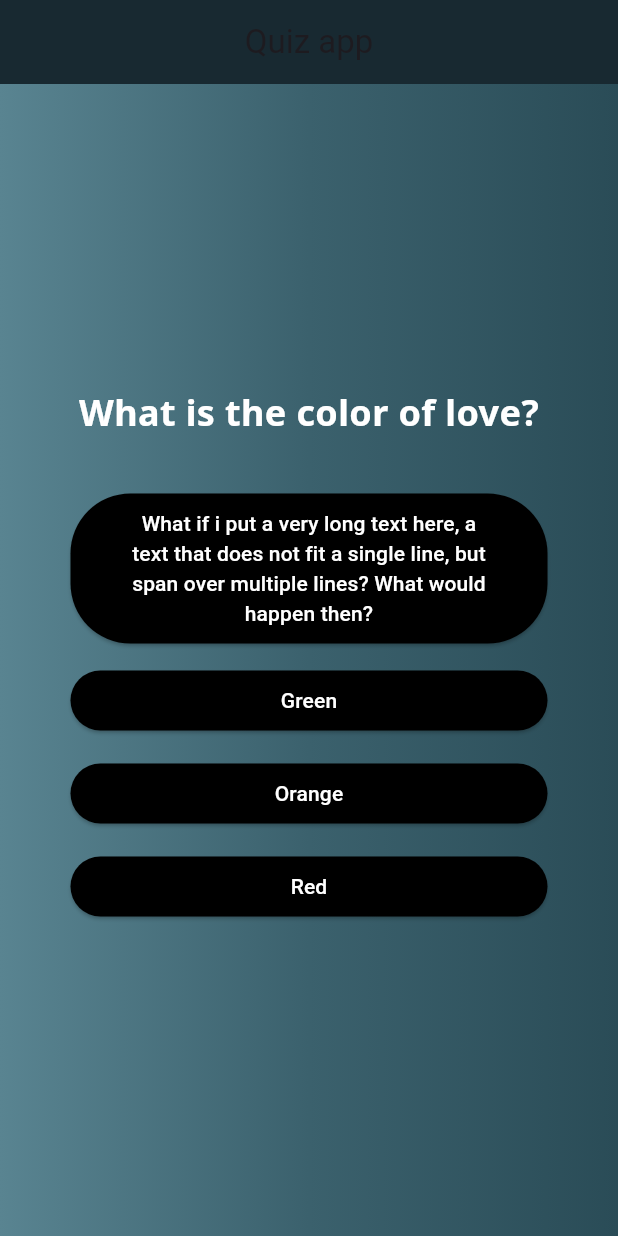
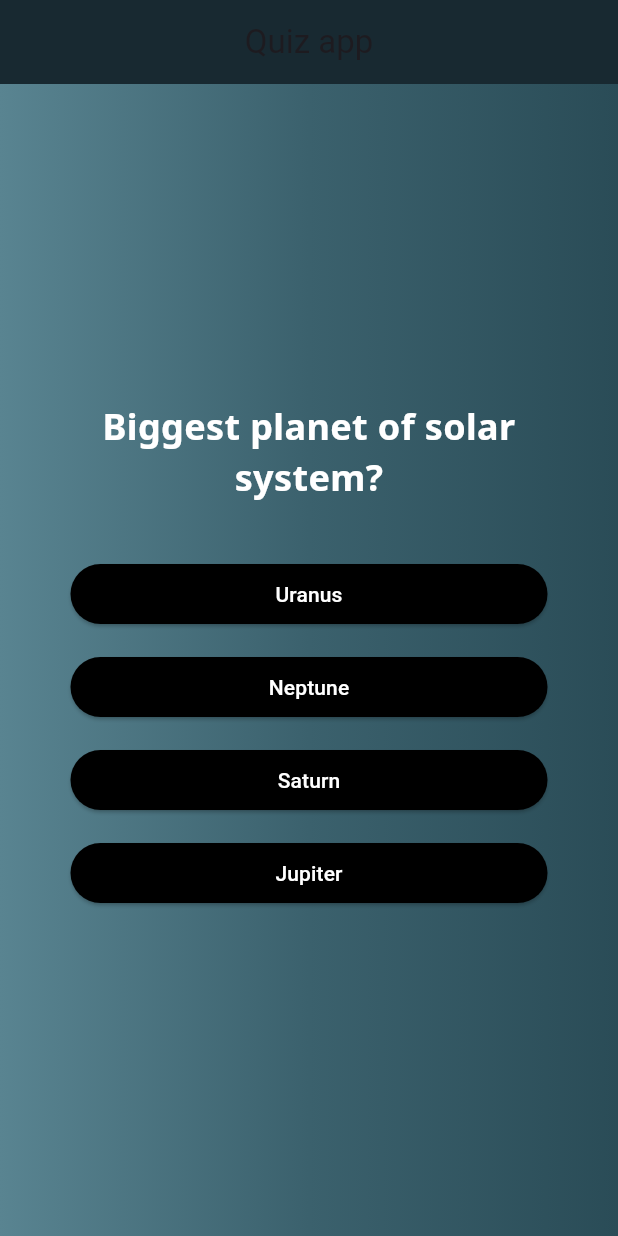
Before and after one commit to nevepura/quiz_app, a Flutter app: the screen it shows after launch, after a tap on "Start", on a phone screen of 412 x 824 dp. Run offline on Flutter 3.47's test engine with Material 3 defaults, Android fonts, the phone set to English and light mode, and no system bars; our stand-ins replace google_fonts.

Commit message:
Added question results and summaries

```diff
--- a/lib/data/questions.dart
+++ b/lib/data/questions.dart
@@ -1,18 +1,6 @@
 import 'package:adv_basics/models/quiz_question.dart';
 
 const questions = [
-  QuizQuestion('What is the color of love?', [
-    'Red',
-    'What if i put a very long text here, a text that does not fit a single line, but span over multiple lines? What would happen then?',
-    'Orange',
-    'Green',
-  ]),
-  QuizQuestion('What is the most popular animal?', [
-    'Dog',
-    'Cat',
-    'Zebra',
-    'Elephant',
-  ]),
   QuizQuestion('Biggest planet of solar system?', [
     'Jupiter',
     'Uranus',
--- a/lib/quiz.dart
+++ b/lib/quiz.dart
@@ -1,6 +1,8 @@
 import 'package:adv_basics/questions_screen.dart';
 import 'package:flutter/material.dart';
 import 'package:adv_basics/start_screen.dart';
+import 'package:adv_basics/data/questions.dart';
+import 'package:adv_basics/results_screen.dart';
 
 class Quiz extends StatefulWidget {
   const Quiz({super.key});
@@ -17,6 +19,11 @@ class _QuizState extends State<Quiz> {
 
   void chooseAnswer(String answer) {
     selectedAnswers.add(answer);
+    if (selectedAnswers.length >= questions.length) {
+      switchScreen(toResultsScreen: true);
+      //selectedAnswers.clear(); // Reset before repeating the quiz. Should be done by results screen when clicking the Repeat quiz button.
+    }
+    print('selected answers: $selectedAnswers');
   }
 
   @override
@@ -25,11 +32,15 @@ class _QuizState extends State<Quiz> {
     super.initState();
   }
 
-  void switchScreen() {
+  void switchScreen({toResultsScreen}) {
     setState(() {
-      activeScreen = QuestionsScreen(
-        onSelectAnswer: chooseAnswer,
-      );
+      if (toResultsScreen == true) {
+        activeScreen = ResultsScreen(chosenAnswers: selectedAnswers);
+      } else {
+        activeScreen = QuestionsScreen(
+          onSelectAnswer: chooseAnswer,
+        );
+      }
     });
   }
 
--- a/lib/start_screen.dart
+++ b/lib/start_screen.dart
@@ -1,11 +1,11 @@
 import 'package:flutter/material.dart';
 
 class StartScreen extends StatelessWidget {
-  const StartScreen(this.myFun, {super.key})
+  const StartScreen(this.switchScreen, {super.key})
       : mainColor = const Color.fromARGB(255, 255, 208, 0),
         secondaryColor = const Color.fromARGB(255, 209, 143, 0);
 
-  final Function() myFun;
+  final Function() switchScreen;
   final Color mainColor;
   final Color secondaryColor;
 
@@ -30,7 +30,7 @@ class StartScreen extends StatelessWidget {
           ),
           const Padding(padding: EdgeInsets.only(top: 40)),
           ElevatedButton.icon(
-            onPressed: myFun,
+            onPressed: switchScreen,
             style: ElevatedButton.styleFrom(
               backgroundColor: const Color.fromARGB(255, 24, 41, 49),
               foregroundColor: Colors.white,
```
Also changed, not shown: lib/questions_summary.dart (added, +50 -0 lines), lib/results_screen.dart (added, +76 -0 lines).
